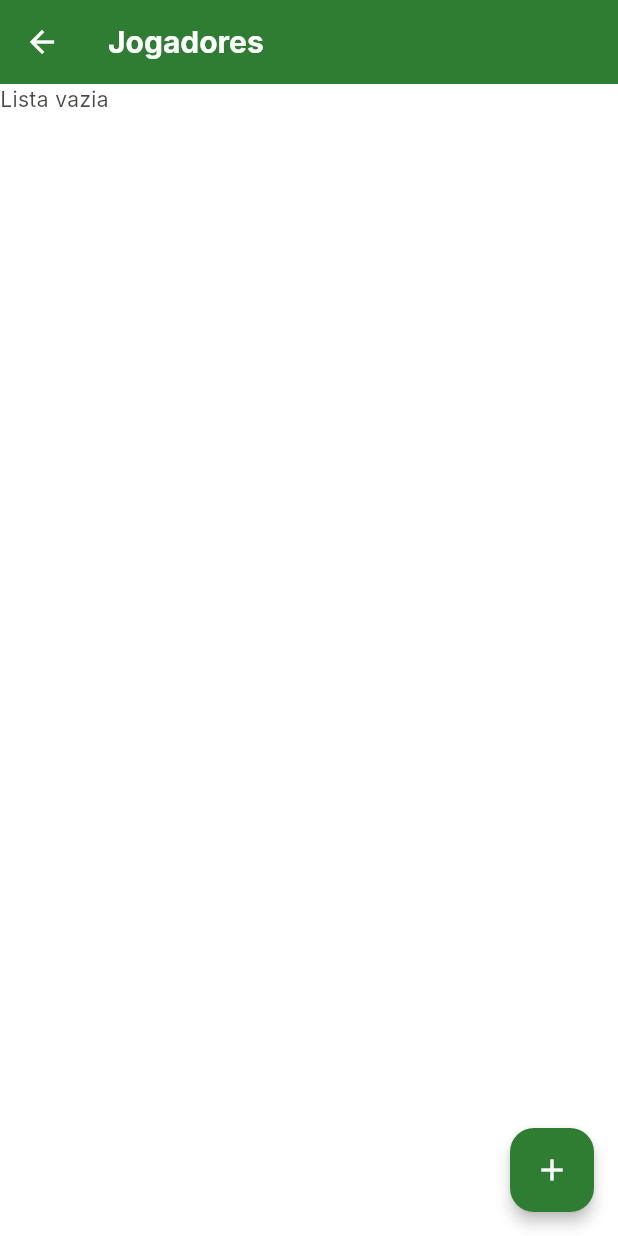
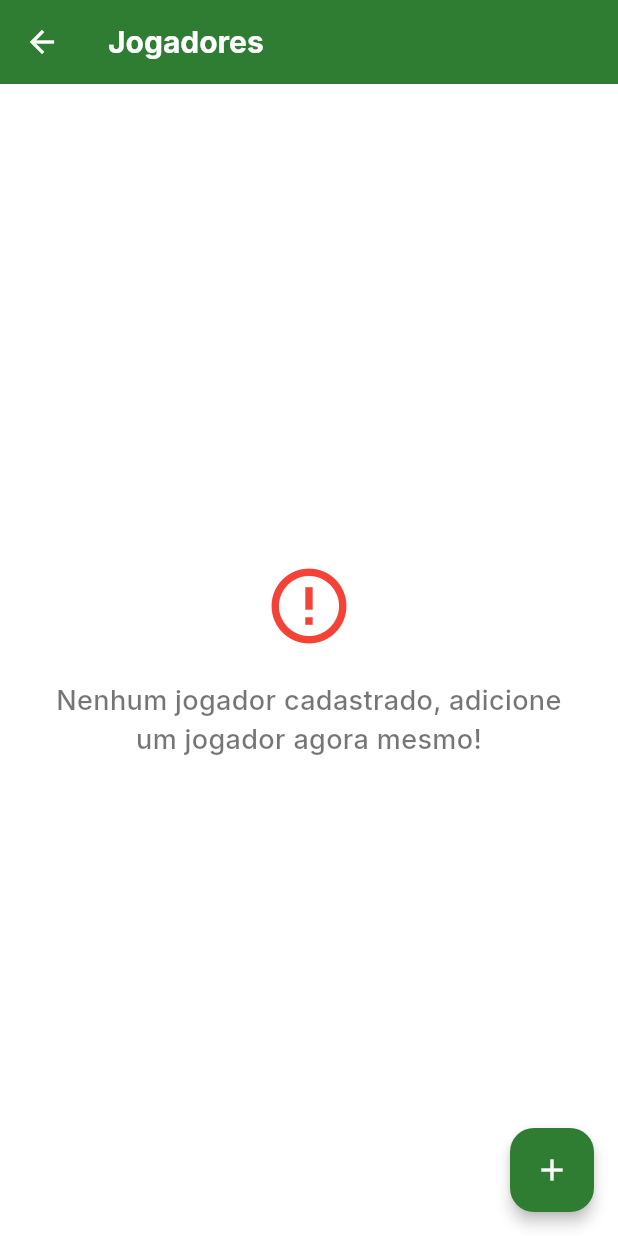
Before and after one commit to LeonardoBays/MBAPIPOS, a Flutter app: the screen it shows once a user with an empty profile is signed in, after a tap on "Partidas", on a phone screen of 412 x 824 dp. Run offline on Flutter 3.47's test engine with Material 3 defaults, Android fonts, the phone set to English and light mode, and no system bars; our stand-ins replace bloc, dio, equatable, flutter_bloc, flutter_native_splash, flutter_svg and 4 more; accounts and stored records are empty.

Commit message:
criado tela para erro/vazio

```diff
--- /dev/null
+++ b/lib/presentation/components/blank_content.dart
@@ -0,0 +1,56 @@
+import 'package:flutter/material.dart';
+
+class BlankContent extends StatelessWidget {
+  const BlankContent({
+    super.key,
+    required this.message,
+    required this.onRefreshed,
+  });
+
+  final String message;
+  final Function() onRefreshed;
+
+  @override
+  Widget build(BuildContext context) {
+    return RefreshIndicator(
+      onRefresh: () async => onRefreshed(),
+      child: ListView(
+        physics: const AlwaysScrollableScrollPhysics(),
+        children: [
+          SizedBox(
+            height:
+                MediaQuery.of(context).size.height -
+                AppBar().preferredSize.height -
+                MediaQuery.of(context).padding.top -
+                MediaQuery.of(context).padding.bottom,
+            child: Center(
+              child: Padding(
+                padding: const EdgeInsets.all(32.0),
+                child: Column(
+                  mainAxisAlignment: MainAxisAlignment.center,
+                  children: [
+                    const Icon(
+                      Icons.error_outline,
+                      color: Colors.red,
+                      size: 60,
+                    ),
+                    const SizedBox(height: 20),
+                    Text(
+                      message,
+                      textAlign: TextAlign.center,
+                      style: const TextStyle(
+                        fontSize: 18,
+                        color: Colors.black54,
+                        fontWeight: FontWeight.w500,
+                      ),
+                    ),
+                  ],
+                ),
+              ),
+            ),
+          ),
+        ],
+      ),
+    );
+  }
+}
--- a/lib/presentation/screens/players/widgets/players_content.dart
+++ b/lib/presentation/screens/players/widgets/players_content.dart
@@ -1,9 +1,9 @@
 import 'package:flutter/material.dart';
 import 'package:flutter_bloc/flutter_bloc.dart';
 
+import '../../../components/blank_content.dart';
 import '../bloc/players_bloc.dart';
 import 'players_body.dart';
-import 'players_empty_list.dart';
 import 'players_fab.dart';
 
 class PlayersContent extends StatelessWidget {
@@ -20,7 +20,11 @@ class PlayersContent extends StatelessWidget {
           }
 
           if (state is PlayersLoadedEmpty) {
-            return const PlayersEmptyList();
+            return BlankContent(
+              message:
+                  'Nenhum jogador cadastrado, adicione um jogador agora mesmo!',
+              onRefreshed: () => _onRefreshed(context),
+            );
           }
 
           if (state is PlayersLoadFail) {
@@ -33,4 +37,8 @@ class PlayersContent extends StatelessWidget {
       floatingActionButton: const PlayersFab(),
     );
   }
+
+  void _onRefreshed(BuildContext context) {
+    context.read<PlayersBloc>().add(const PlayersLoad());
+  }
 }
--- a/lib/presentation/screens/players/widgets/players_empty_list.dart
+++ /dev/null
@@ -1,20 +0,0 @@
-import 'package:flutter/material.dart';
-import 'package:flutter_bloc/flutter_bloc.dart';
-
-import '../bloc/players_bloc.dart';
-
-class PlayersEmptyList extends StatelessWidget {
-  const PlayersEmptyList({super.key});
-
-  @override
-  Widget build(BuildContext context) {
-    return RefreshIndicator(
-      child: const Text('Lista vazia'),
-      onRefresh: () async => _onRefreshed(context),
-    );
-  }
-
-  Future<void> _onRefreshed(BuildContext context) async {
-    context.read<PlayersBloc>().add(const PlayersLoad());
-  }
-}
```
